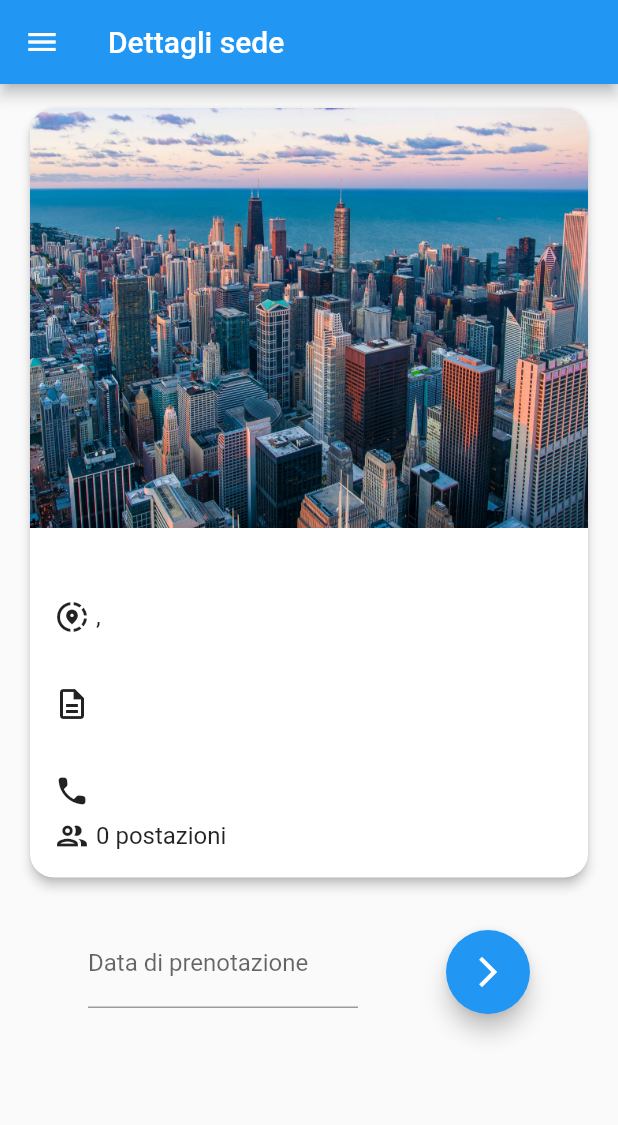
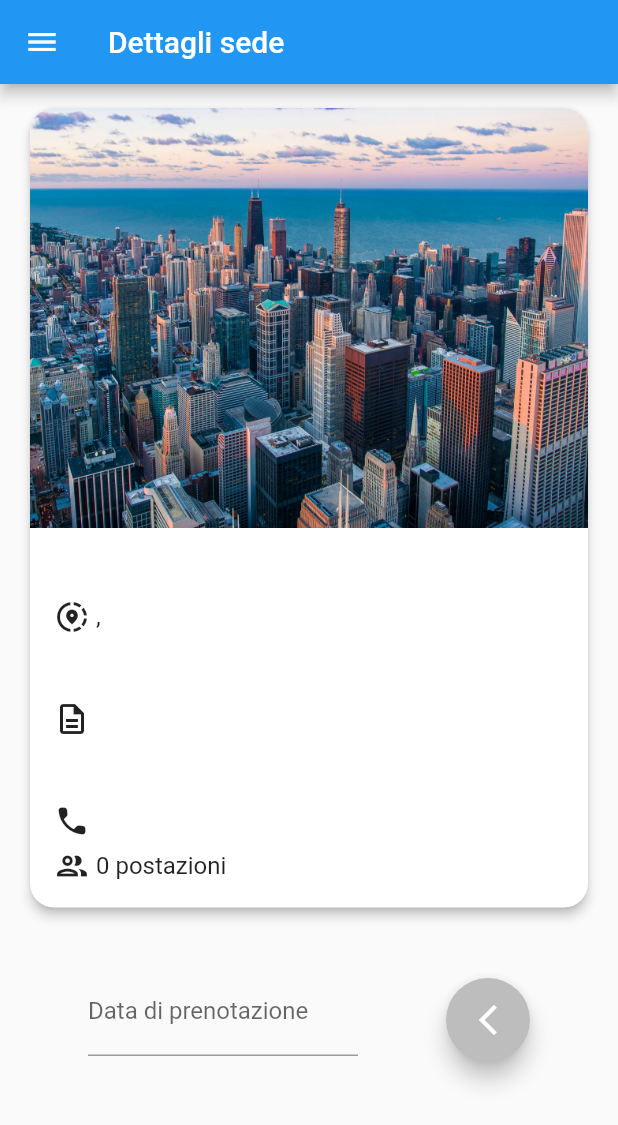
Before and after one commit to davideciuffreda/parallel, a Flutter app: the HeadquarterDetailsPage screen opened directly with empty values, on a phone screen of 412 x 824 dp. Shown: the top 1125 px of the screen. Run offline on Flutter 3.47's test engine with Material 2 defaults, Android fonts, the phone set to English and light mode, and no system bars; our stand-ins replace bloc, dio, equatable, flutter_bloc, flutter_datetime_picker, flutter_secure_storage and 2 more; accounts and stored records are empty; network calls fail.

```diff
--- a/lib/app.dart
+++ b/lib/app.dart
@@ -5,6 +5,7 @@ import 'package:parallel/core/repositories/auth_repository.dart';
 
 import 'package:parallel/core/repositories/main_repository.dart';
 import 'package:parallel/pages/access_log/cubit/access_log_cubit.dart';
+import 'package:parallel/pages/bookings/bloc/add_booking_bloc.dart';
 import 'package:parallel/pages/events/cubit/event_cubit.dart';
 import 'package:parallel/pages/headquarters/cubit/headquarter_cubit.dart';
 import 'package:parallel/pages/login/bloc/login_bloc.dart';
@@ -23,6 +24,7 @@ class AppInitializer extends StatelessWidget {
   late HeadquarterCubit headquarterCubit;
   late EventCubit eventCubit;
   late AccessLogCubit accessLogCubit;
+  late AddBookingBloc addBookingBloc;
 
   AppInitializer() {
     //Repositories init
@@ -33,6 +35,7 @@ class AppInitializer extends StatelessWidget {
     headquarterCubit = HeadquarterCubit(mainRepository);
     eventCubit = EventCubit(mainRepository);
     accessLogCubit = AccessLogCubit(mainRepository);
+    addBookingBloc = AddBookingBloc(mainRepository);
   }
 
   @override
@@ -44,6 +47,9 @@ class AppInitializer extends StatelessWidget {
       providers: [
         BlocProvider<LoginBloc>(
           create: (context) => loginBloc,
+        ),
+        BlocProvider<AddBookingBloc>(
+          create: (context) => addBookingBloc,
         ),
         BlocProvider<HeadquarterCubit>(
           create: (context) => headquarterCubit,
--- a/lib/app_widgets/headquarter/headquarter_description_card.dart
+++ b/lib/app_widgets/headquarter/headquarter_description_card.dart
@@ -18,7 +18,7 @@ class HeadquarterDescriptionCard extends StatelessWidget {
         SizedBox(width: 4),
         Expanded(
           child: Container(
-            height: 80,
+            height: 100,
             child: ListView(
               physics: ClampingScrollPhysics(),
               children: [
--- a/lib/core/repositories/auth_repository.dart
+++ b/lib/core/repositories/auth_repository.dart
@@ -17,6 +17,8 @@ class AuthRepository {
       if (response.statusCode == 200) {
         token = response.data['token'];
         return token;
+      } else if (response.statusCode == 401) {
+        return token = "401";
       }
     } catch (e) {
       print(e.toString());
--- /dev/null
+++ b/lib/pages/bookings/bloc/add_booking_bloc.dart
@@ -0,0 +1,23 @@
+import 'package:bloc/bloc.dart';
+import 'package:parallel/core/repositories/main_repository.dart';
+
+part 'add_booking_event.dart';
+part 'add_booking_state.dart';
+
+class AddBookingBloc extends Bloc<AddBookingEvent, AddBookingState> {
+  final MainRepository mainRepository;
+
+  AddBookingBloc(this.mainRepository) : super(AddBookingInitial()) {
+    on<BookingDateAdded>((event, emit) {
+      if (event.bookingDate == '2023-06-13' || event.bookingDate == '') {
+        emit(AddBookingError("La data selezionata non è valida!"));
+      } else {
+        emit(BookingDateSelected());
+      }
+    });
+
+    on<CleaningBookingDate>((event, emit) {
+      emit(AddBookingInitial());
+    });
+  }
+}
--- /dev/null
+++ b/lib/pages/bookings/bloc/add_booking_event.dart
@@ -0,0 +1,13 @@
+part of 'add_booking_bloc.dart';
+
+abstract class AddBookingEvent {}
+
+class BookingDateAdded extends AddBookingEvent {
+  final String bookingDate;
+
+  BookingDateAdded(
+    this.bookingDate,
+  );
+}
+
+class CleaningBookingDate extends AddBookingEvent {}
--- /dev/null
+++ b/lib/pages/bookings/bloc/add_booking_state.dart
@@ -0,0 +1,15 @@
+part of 'add_booking_bloc.dart';
+
+abstract class AddBookingState {}
+
+class AddBookingInitial extends AddBookingState {}
+
+class BookingAdded extends AddBookingState {}
+
+class BookingDateSelected extends AddBookingState {}
+
+class AddBookingError extends AddBookingState {
+  final String errorMessage;
+
+  AddBookingError(this.errorMessage);
+}
--- a/lib/pages/headquarters/view/headquarter_details_page.dart
+++ b/lib/pages/headquarters/view/headquarter_details_page.dart
@@ -5,6 +5,7 @@ import 'package:parallel/app_widgets/drawer/drawer_employee.dart';
 import 'package:parallel/app_widgets/drawer/drawer_manager.dart';
 import 'package:parallel/app_widgets/headquarter/headquarter_description_card.dart';
 import 'package:parallel/app_widgets/headquarter/headquarter_detail_card.dart';
+import 'package:parallel/pages/bookings/bloc/add_booking_bloc.dart';
 import 'package:parallel/pages/headquarters/cubit/headquarter_cubit.dart';
 import 'package:parallel/pages/login/bloc/login_bloc.dart';
 import 'package:parallel/routing/router_constants.dart';
@@ -19,8 +20,14 @@ class HeadquarterDetailsPage extends StatefulWidget {
 }
 
 class _HeadquarterDetailsPageState extends State<HeadquarterDetailsPage> {
-  TextEditingController dateController = TextEditingController();
+  TextEditingController dateController = TextEditingController(text: '');
   FocusNode _focusNode = FocusNode();
+
+  @override
+  void dispose() {
+    dateController.dispose();
+    super.dispose();
+  }
 
   @override
   Widget build(BuildContext context) {
@@ -122,8 +129,28 @@ class _HeadquarterDetailsPageState extends State<HeadquarterDetailsPage> {
                         ),
                       ),
                     ),
+                    BlocBuilder<AddBookingBloc, AddBookingState>(
+                      builder: (context, state) {
+                        if (dateController.text.isEmpty) {
+                          BlocProvider.of<AddBookingBloc>(context)
+                              .add(CleaningBookingDate());
+                        }
+                        if (state is AddBookingError) {
+                          return Center(
+                            child: Text(
+                              state.errorMessage,
+                              style: TextStyle(
+                                color: Colors.red,
+                              ),
+                            ),
+                          );
+                        } else {
+                          return Text('');
+                        }
+                      },
+                    ),
                     Padding(
-                      padding: EdgeInsets.symmetric(vertical: 12),
+                      padding: EdgeInsets.symmetric(vertical: 8),
                       child: Row(
                         mainAxisAlignment: MainAxisAlignment.spaceEvenly,
                         children: [
@@ -143,22 +170,45 @@ class _HeadquarterDetailsPageState extends State<HeadquarterDetailsPage> {
                                       DateTime.now().add(Duration(days: 1)),
                                   minTime:
                                       DateTime.now().add(Duration(days: 1)),
+                                  maxTime:
+                                      DateTime.now().add(Duration(days: 1095)),
                                   onConfirm: (date) {
                                     dateController.text =
                                         date.toString().substring(0, 10);
+                                    BlocProvider.of<AddBookingBloc>(context)
+                                        .add(
+                                      BookingDateAdded(
+                                        dateController.text,
+                                      ),
+                                    );
                                   },
                                 );
+                                dateController.clear();
                                 _focusNode.unfocus();
                               },
                             ),
                           ),
-                          FloatingActionButton(
-                            onPressed: () {
-                              Navigator.of(context)
-                                  .pushReplacementNamed(addBookingPageRoute);
+                          BlocBuilder<AddBookingBloc, AddBookingState>(
+                            builder: (context, state) {
+                              if (state is BookingDateSelected) {
+                                return FloatingActionButton(
+                                  onPressed: () {
+                                    Navigator.of(context).pushReplacementNamed(
+                                        addBookingPageRoute);
+                                  },
+                                  child: Icon(Icons.arrow_forward_ios_outlined),
+                                );
+                              } else {
+                                return FloatingActionButton(
+                                  backgroundColor: Colors.grey.shade400,
+                                  onPressed: null,
+                                  child: Icon(
+                                    Icons.arrow_back_ios_new_outlined,
+                                    color: Colors.white,
+                                  ),
+                                );
+                              }
                             },
-                            //child: Icon(Icons.edit_calendar_outlined),
-                            child: Icon(Icons.arrow_forward_ios_outlined),
                           ),
                         ],
                       ),
--- a/lib/routing/app_router.dart
+++ b/lib/routing/app_router.dart
@@ -1,8 +1,8 @@
 import 'package:flutter/material.dart';
 import 'package:parallel/pages/account/account_page.dart';
 import 'package:parallel/pages/account/edit_account_page.dart';
-import 'package:parallel/pages/bookings/add_booking_page.dart';
-import 'package:parallel/pages/bookings/bookings_page.dart';
+import 'package:parallel/pages/bookings/view/add_booking_page.dart';
+import 'package:parallel/pages/bookings/view/bookings_page.dart';
 import 'package:parallel/pages/events/view/events_page.dart';
 import 'package:parallel/pages/events/view/new_event_page.dart';
 import 'package:parallel/pages/headquarters/view/headquarter_details_page.dart';
```
Also changed, not shown: lib/pages/bookings/view/add_booking_page.dart (renamed from lib/pages/bookings/add_booking_page.dart, +28 -0 lines), lib/pages/login/bloc/login_bloc.dart (+20 -9 lines), lib/pages/login/view/login_page.dart (+11 -1 lines), lib/pages/bookings/view/bookings_page.dart (renamed from lib/pages/bookings/bookings_page.dart).
